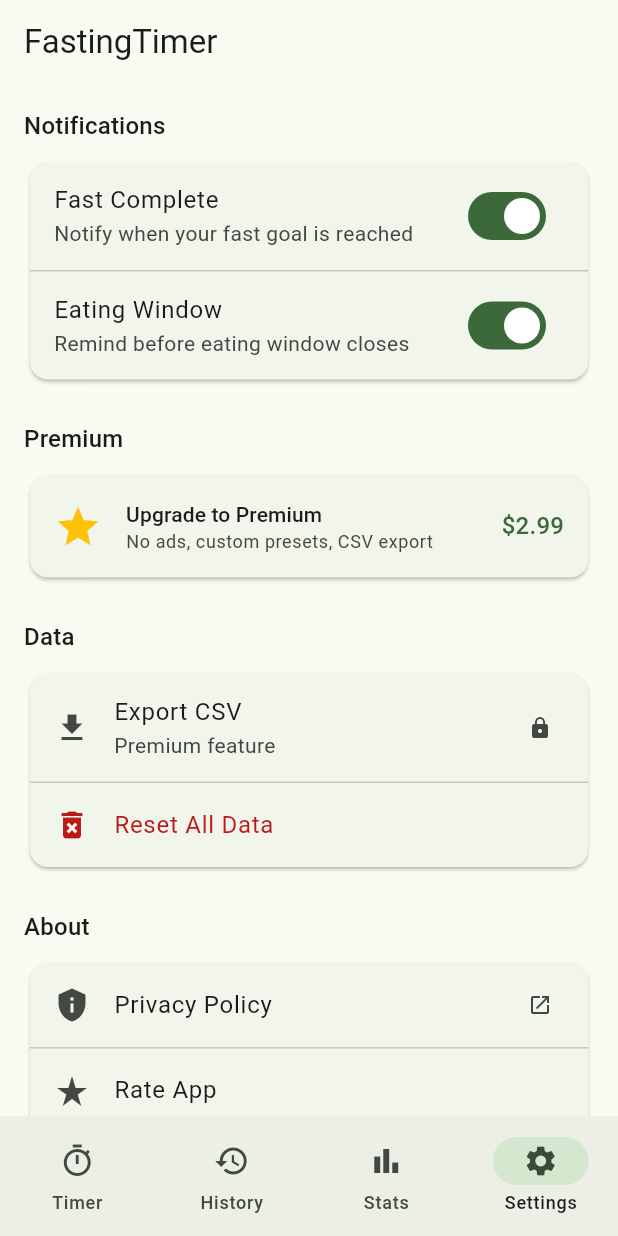
After one commit to ike898/fasting-timer, a Flutter app: the screen it shows after launch, item 4 of the bottom bar chosen, on a phone screen of 412 x 824 dp. The commit adds this screen. Run offline on Flutter 3.47's test engine with Material 3 defaults, Android fonts, the phone set to English and light mode, and no system bars; our stand-ins replace fl_chart, flutter_riverpod.

Commit message:
feat: add Stats and Settings screens with 4-tab navigation
- Stats screen: weekly bar chart (fl_chart), summary cards (total/avg/longest/streak)
- Settings screen: notification toggles, premium purchase sheet, data export/reset, about
- Updated BottomNav from 2 tabs to 4 tabs (Timer/History/Stats/Settings)

```diff
--- a/lib/main.dart
+++ b/lib/main.dart
@@ -2,6 +2,8 @@ import 'package:flutter/material.dart';
 import 'package:flutter_riverpod/flutter_riverpod.dart';
 import 'screens/timer_screen.dart';
 import 'screens/history_screen.dart';
+import 'screens/stats_screen.dart';
+import 'screens/settings_screen.dart';
 
 void main() {
   runApp(const ProviderScope(child: FastingTimerApp()));
@@ -47,6 +49,8 @@ class _MainShellState extends State<MainShell> {
   final _screens = const [
     TimerScreen(),
     HistoryScreen(),
+    StatsScreen(),
+    SettingsScreen(),
   ];
 
   @override
@@ -70,6 +74,16 @@ class _MainShellState extends State<MainShell> {
             selectedIcon: Icon(Icons.history),
             label: 'History',
           ),
+          NavigationDestination(
+            icon: Icon(Icons.bar_chart_outlined),
+            selectedIcon: Icon(Icons.bar_chart),
+            label: 'Stats',
+          ),
+          NavigationDestination(
+            icon: Icon(Icons.settings_outlined),
+            selectedIcon: Icon(Icons.settings),
+            label: 'Settings',
+          ),
         ],
       ),
     );
--- /dev/null
+++ b/lib/screens/settings_screen.dart
@@ -0,0 +1,207 @@
+import 'package:flutter/material.dart';
+
+class SettingsScreen extends StatelessWidget {
+  const SettingsScreen({super.key});
+
+  @override
+  Widget build(BuildContext context) {
+    final theme = Theme.of(context);
+
+    return ListView(
+      padding: const EdgeInsets.all(16),
+      children: [
+        // Notifications section
+        Text('Notifications', style: theme.textTheme.titleMedium),
+        const SizedBox(height: 8),
+        Card(
+          child: Column(
+            children: [
+              SwitchListTile(
+                title: const Text('Fast Complete'),
+                subtitle: const Text('Notify when your fast goal is reached'),
+                value: true,
+                onChanged: (_) {},
+              ),
+              const Divider(height: 1),
+              SwitchListTile(
+                title: const Text('Eating Window'),
+                subtitle: const Text('Remind before eating window closes'),
+                value: true,
+                onChanged: (_) {},
+              ),
+            ],
+          ),
+        ),
+        const SizedBox(height: 24),
+
+        // Premium section
+        Text('Premium', style: theme.textTheme.titleMedium),
+        const SizedBox(height: 8),
+        Card(
+          child: InkWell(
+            onTap: () => _showPremiumSheet(context),
+            borderRadius: BorderRadius.circular(12),
+            child: Padding(
+              padding: const EdgeInsets.all(16),
+              child: Row(
+                children: [
+                  Icon(Icons.star, color: Colors.amber, size: 32),
+                  const SizedBox(width: 16),
+                  Expanded(
+                    child: Column(
+                      crossAxisAlignment: CrossAxisAlignment.start,
+                      children: [
+                        Text('Upgrade to Premium',
+                            style: theme.textTheme.titleSmall),
+                        Text('No ads, custom presets, CSV export',
+                            style: theme.textTheme.bodySmall?.copyWith(
+                                color: theme.colorScheme.onSurfaceVariant)),
+                      ],
+                    ),
+                  ),
+                  Text('\$2.99',
+                      style: theme.textTheme.titleMedium
+                          ?.copyWith(color: theme.colorScheme.primary)),
+                ],
+              ),
+            ),
+          ),
+        ),
+        const SizedBox(height: 24),
+
+        // Data section
+        Text('Data', style: theme.textTheme.titleMedium),
+        const SizedBox(height: 8),
+        Card(
+          child: Column(
+            children: [
+              ListTile(
+                leading: const Icon(Icons.file_download),
+                title: const Text('Export CSV'),
+                subtitle: const Text('Premium feature'),
+                trailing: const Icon(Icons.lock, size: 16),
+                onTap: () {},
+              ),
+              const Divider(height: 1),
+              ListTile(
+                leading: Icon(Icons.delete_forever, color: theme.colorScheme.error),
+                title: Text('Reset All Data',
+                    style: TextStyle(color: theme.colorScheme.error)),
+                onTap: () => _showResetDialog(context),
+              ),
+            ],
+          ),
+        ),
+        const SizedBox(height: 24),
+
+        // About section
+        Text('About', style: theme.textTheme.titleMedium),
+        const SizedBox(height: 8),
+        Card(
+          child: Column(
+            children: [
+              ListTile(
+                leading: const Icon(Icons.privacy_tip),
+                title: const Text('Privacy Policy'),
+                trailing: const Icon(Icons.open_in_new, size: 16),
+                onTap: () {},
+              ),
+              const Divider(height: 1),
+              ListTile(
+                leading: const Icon(Icons.star_rate),
+                title: const Text('Rate App'),
+                onTap: () {},
+              ),
+              const Divider(height: 1),
+              const ListTile(
+                leading: Icon(Icons.info),
+                title: Text('Version'),
+                trailing: Text('1.0.0'),
+              ),
+            ],
+          ),
+        ),
+      ],
+    );
+  }
+
+  void _showPremiumSheet(BuildContext context) {
+    final theme = Theme.of(context);
+    showModalBottomSheet(
+      context: context,
+      builder: (ctx) => Padding(
+        padding: const EdgeInsets.all(24),
+        child: Column(
+          mainAxisSize: MainAxisSize.min,
+          children: [
+            const Icon(Icons.star, color: Colors.amber, size: 48),
+            const SizedBox(height: 16),
+            Text('Go Premium', style: theme.textTheme.headlineSmall),
+            const SizedBox(height: 16),
+            const _PremiumFeature(text: 'No ads, ever'),
+            const _PremiumFeature(text: 'Unlimited custom presets'),
+            const _PremiumFeature(text: 'Detailed statistics'),
+            const _PremiumFeature(text: 'CSV export'),
+            const SizedBox(height: 24),
+            FilledButton(
+              onPressed: () => Navigator.pop(ctx),
+              style: FilledButton.styleFrom(
+                minimumSize: const Size(double.infinity, 48),
+              ),
+              child: const Text('Buy — \$2.99'),
+            ),
+            const SizedBox(height: 8),
+            Text('One-time purchase. Pay once, keep forever.',
+                style: theme.textTheme.bodySmall?.copyWith(
+                    color: theme.colorScheme.onSurfaceVariant)),
+            TextButton(
+              onPressed: () {},
+              child: const Text('Restore Purchase'),
+            ),
+          ],
+        ),
+      ),
+    );
+  }
+
+  void _showResetDialog(BuildContext context) {
+    showDialog(
+      context: context,
+      builder: (ctx) => AlertDialog(
+        title: const Text('Reset All Data?'),
+        content: const Text(
+            'This will permanently delete all fasting records. This cannot be undone.'),
+        actions: [
+          TextButton(
+              onPressed: () => Navigator.pop(ctx),
+              child: const Text('Cancel')),
+          FilledButton(
+            onPressed: () => Navigator.pop(ctx),
+            style: FilledButton.styleFrom(
+                backgroundColor: Theme.of(ctx).colorScheme.error),
+            child: const Text('Reset'),
+          ),
+        ],
+      ),
+    );
+  }
+}
+
+class _PremiumFeature extends StatelessWidget {
+  final String text;
+  const _PremiumFeature({required this.text});
+
+  @override
+  Widget build(BuildContext context) {
+    return Padding(
+      padding: const EdgeInsets.symmetric(vertical: 4),
+      child: Row(
+        children: [
+          const Icon(Icons.check_circle, color: Colors.green, size: 20),
+          const SizedBox(width: 12),
+          Text(text),
+        ],
+      ),
+    );
+  }
+}
```
Also changed, not shown: lib/screens/stats_screen.dart (added, +214 -0 lines).
